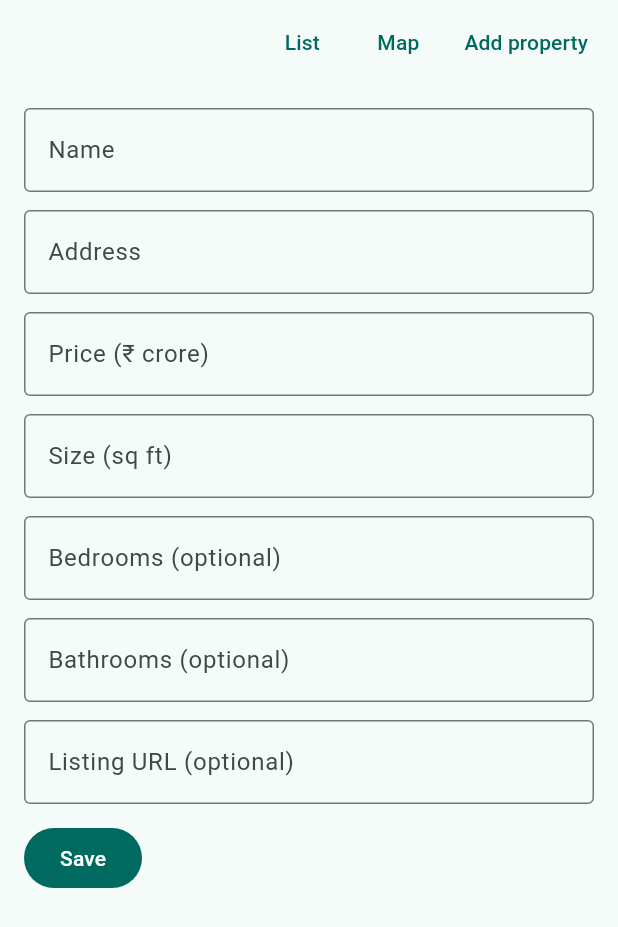
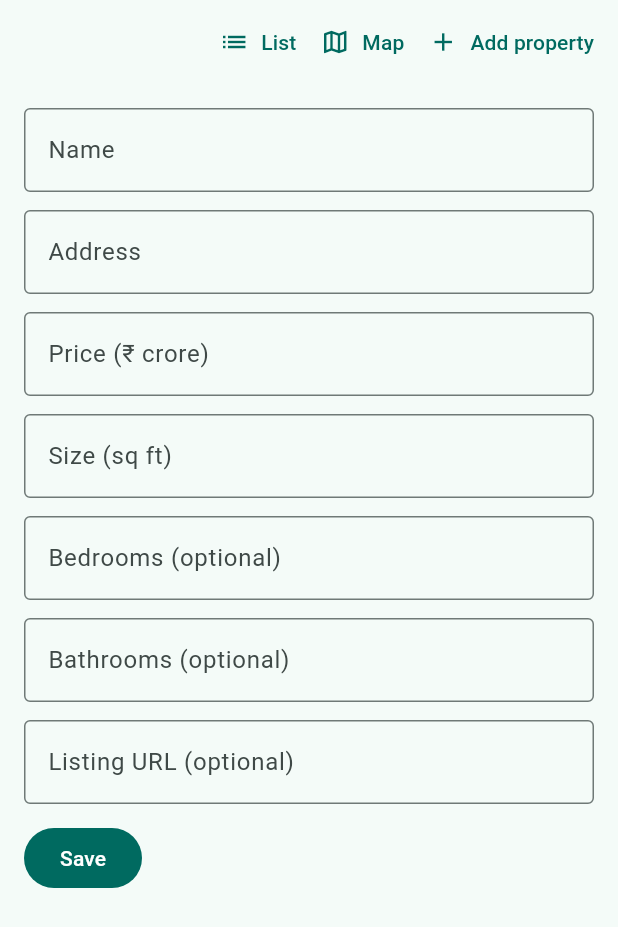
Before and after one commit to igorrosenberg/find-a-flat, a Flutter app: the screen it shows after launch, after a tap on "Add property", on a phone screen of 412 x 824 dp. Shown: the top 927 px of the screen. Run offline on Flutter 3.47's test engine with Material 3 defaults, Android fonts, the phone set to English and light mode, and no system bars; our stand-ins replace flutter_map, latlong2; network calls fail.

Commit message:
Make the app fit phone screens
On screens under 600px the list shows compact rows (name, then price,
size and distance) with a Sort by menu and direction arrow instead of
the wide table. The top bar drops the title on phones and its links get
icons and scale down rather than overflow. The edit dialog uses smaller
side margins.

Co-Authored-By: Claude Opus 5.5 <noreply@anthropic.com>
Claude-Session: https://claude.ai/code/session_01QVZQSCq2pfDQh7sTKu1xRN

```diff
--- a/app/lib/flat_detail.dart
+++ b/app/lib/flat_detail.dart
@@ -602,6 +602,8 @@ class _EditFlatDialogState extends State<EditFlatDialog> {
   @override
   Widget build(BuildContext context) {
     return AlertDialog(
+      // Narrower margins than the default so the form has room on a phone.
+      insetPadding: const EdgeInsets.symmetric(horizontal: 16, vertical: 24),
       title: const Text('Edit property'),
       content: SizedBox(
         width: 480,
--- a/app/lib/top_bar.dart
+++ b/app/lib/top_bar.dart
@@ -14,27 +14,48 @@ class TopBar extends StatelessWidget implements PreferredSizeWidget {
 
   @override
   Widget build(BuildContext context) {
+    // On a phone the title is dropped and the links get icons and tighter
+    // padding, so all three fit with room to spare.
+    final narrow = MediaQuery.sizeOf(context).width < 520;
+    Widget link(String label, IconData icon, String route) {
+      void go() => _go(context, route);
+      if (!narrow) {
+        return TextButton(onPressed: go, child: Text(label));
+      }
+      return TextButton.icon(
+        onPressed: go,
+        icon: Icon(icon, size: 20),
+        label: Text(label),
+        style: TextButton.styleFrom(
+          padding: const EdgeInsets.symmetric(horizontal: 8),
+          visualDensity: VisualDensity.compact,
+        ),
+      );
+    }
+
+    final links = [
+      link('List', Icons.list, '/home'),
+      link('Map', Icons.map_outlined, '/map'),
+      link('Add property', Icons.add, '/flats/new'),
+    ];
+    if (narrow) {
+      // Scaled down rather than cut off if a large font makes them too wide.
+      return AppBar(
+        automaticallyImplyLeading: false,
+        titleSpacing: 8,
+        title: Align(
+          alignment: Alignment.centerRight,
+          child: FittedBox(
+            fit: BoxFit.scaleDown,
+            child: Row(mainAxisSize: MainAxisSize.min, children: links),
+          ),
+        ),
+      );
+    }
     return AppBar(
       automaticallyImplyLeading: false,
-      // On a phone the links need the room, so the title is dropped.
-      title: MediaQuery.sizeOf(context).width < 520
-          ? null
-          : const Text('Find a flat'),
-      actions: [
-        TextButton(
-          onPressed: () => _go(context, '/home'),
-          child: const Text('List'),
-        ),
-        TextButton(
-          onPressed: () => _go(context, '/map'),
-          child: const Text('Map'),
-        ),
-        TextButton(
-          onPressed: () => _go(context, '/flats/new'),
-          child: const Text('Add property'),
-        ),
-        const SizedBox(width: 8),
-      ],
+      title: const Text('Find a flat'),
+      actions: [...links, const SizedBox(width: 8)],
     );
   }
 }
```
Also changed, not shown: app/lib/main.dart (+123 -44 lines), 1 other file.
